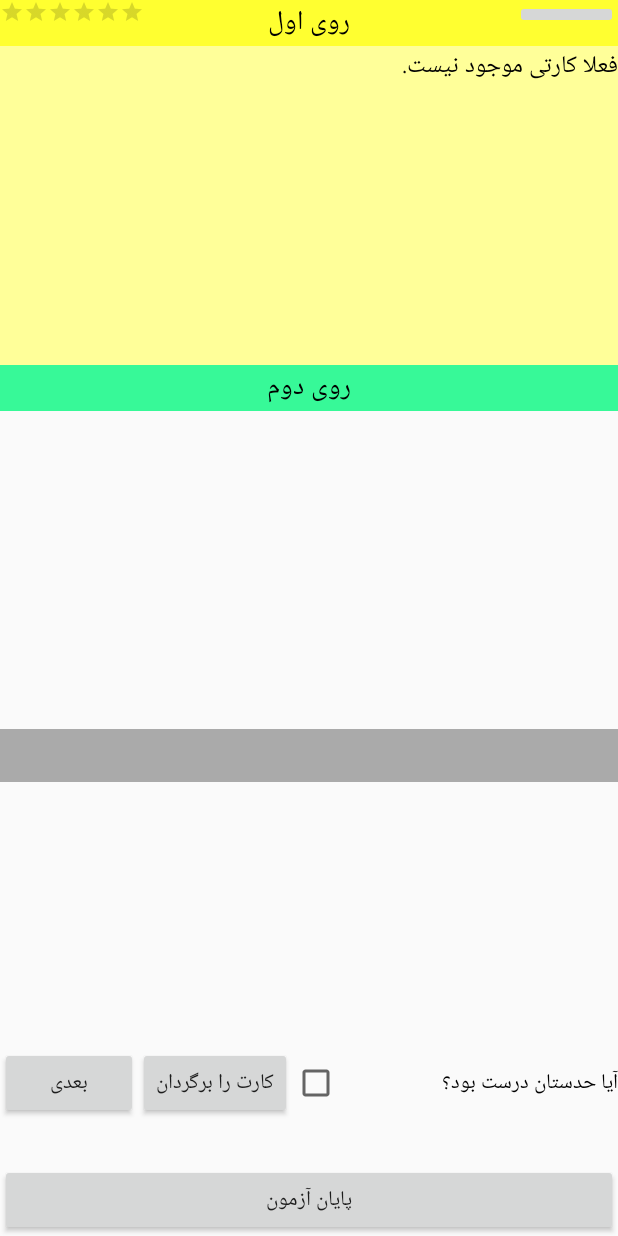
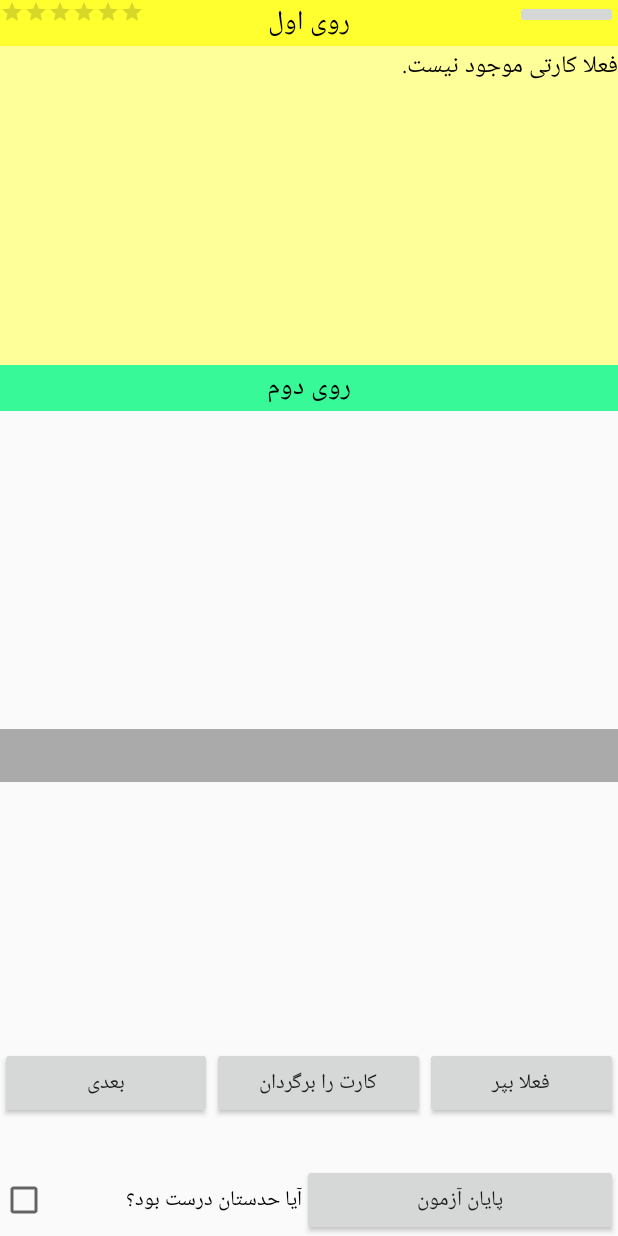
Before and after one commit to refigh/MyFlashQard, an Android app: the StudyActivity screen opened directly, with no data from a screen before it, after a tap on "بعدی", on a phone screen of 412 x 824 dp. Run offline under Robolectric (Android 15) with nearby library versions, the phone set to English and light mode, and no system bars; libraries missing offline, so code that uses them is left out: com.cloudrail.si.

Commit message:
Release 1.29: add empty Tab for labels add skip buttom (but for now, the card is just moved to end of stage)

```diff
--- a/Android/app/src/main/java/com/hamze/myflashqard/StudyActivity.java
+++ b/Android/app/src/main/java/com/hamze/myflashqard/StudyActivity.java
@@ -32,7 +32,7 @@ public class StudyActivity extends Activity {
     //----------------------------------------------------------------
     //----------------------------- Data objects
     //----------------------------------------------------------------
-    //temp_access to the flashcard collection. A single object of the class exist in application.
+    //temp_access to the flashcard collection. A single object of this class exists in application.
     private flashcard_collection my_fc_col_temp_ptr;
 
 
@@ -43,6 +43,7 @@ public class StudyActivity extends Activity {
     private Button button_close_study;
     private Button button_show;
     private Button button_next;
+    private Button button_skip;
     private ImageButton imageButton_comment;
 
     //text boxes
@@ -52,6 +53,7 @@ public class StudyActivity extends Activity {
     private TextView textView_comment;
     private TextView textView_synonym;
     private TextView textView_antonym;
+    private TextView textView_labels;
 
     //frame holder
     private TabHost tabHost;
@@ -65,7 +67,7 @@ public class StudyActivity extends Activity {
     //----------------------------------------------------------------------------------------
     //----------------------------------------------------------------------------------------
     //----------------------------------------------------------------------------------------
-    // me: always run when this GUI starts.
+    // me: always will run when this GUI starts.
     @Override
     protected void onCreate(Bundle savedInstanceState) {
         super.onCreate(savedInstanceState);
@@ -76,14 +78,14 @@ public class StudyActivity extends Activity {
         //----------------------------------------------------------------
         //in java non-primitive objects does not clone by assignment, they point to the same object.
         my_fc_col_temp_ptr = MainActivity.getFlashcard();
-        my_fc_col_temp_ptr.No_Active_card();
+        my_fc_col_temp_ptr.nullify_active_card();
 
 
         //----------------------------------------------------------------
         //----------------------------- GUI objects
         //----------------------------------------------------------------
         //show button
-        button_show = (Button) findViewById(R.id.button_show);
+        button_show = (Button) findViewById(R.id.button_show_card);
         button_show.setOnClickListener(button_show_OnClickListener);
 
         //close study button
@@ -91,8 +93,13 @@ public class StudyActivity extends Activity {
         button_close_study.setOnClickListener(button_close_study_OnClickListener);
 
         //next button
-        button_next = (Button) findViewById(R.id.button_next);
+        button_next = (Button) findViewById(R.id.button_next_card);
         button_next.setOnClickListener(button_next_OnClickListener);
+
+        //skip button
+        button_skip = (Button) findViewById(R.id.button_skip_card);
+        button_skip.setOnClickListener(button_skip_OnClickListener);
+
 
         //comment button
         imageButton_comment = (ImageButton) findViewById(R.id.imageButton_comment);
@@ -118,6 +125,11 @@ public class StudyActivity extends Activity {
 
         textView_antonym = (TextView) findViewById(R.id.textView_antonym);
         textView_antonym.setMovementMethod(new ScrollingMovementMethod());
+
+        textView_labels = (TextView) findViewById(R.id.textView_labels);
+        textView_labels.setMovementMethod(new ScrollingMovementMethod());
+
+
 
         //check box
         checkBox_correct = (CheckBox) findViewById(R.id.checkBox_correct);
@@ -175,6 +187,7 @@ public class StudyActivity extends Activity {
 
     }//onClick
 
+
     //----------------------------------------------------------------------------------------
     //----------------------------------------------------------------------------------------
     //----------------------------------------------------------------------------------------
@@ -183,9 +196,12 @@ public class StudyActivity extends Activity {
     final View.OnClickListener button_close_study_OnClickListener = new View.OnClickListener() {
         @Override
         public void onClick(final View v) {
-            //study session is closed, but the current state of my_fc_col_temp_ptr is not touched.
+            //study session is closed, but the current state of my_fc_col_temp_ptr is not touched, until
+            // manually saved, ... or to be continued.
+            // TODO: show an start to notify "unsaved session"
 
-            my_fc_col_temp_ptr.No_Active_card();
+            // deactivate the current active card
+            my_fc_col_temp_ptr.nullify_active_card();
 
             Intent returnIntent = new Intent();
             setResult(Activity.RESULT_CANCELED, returnIntent);
@@ -222,27 +238,109 @@ public class StudyActivity extends Activity {
     //----------------------------------------------------------------------------------------
     //----------------------------------------------------------------------------------------
     //----------------------------------------------------------------------------------------
+    //On click listener for skip_card
+    // postpone reviewing the active card to tomorrow.
+    final View.OnClickListener button_skip_OnClickListener = new View.OnClickListener() {
+        @Override
+        public void onClick(final View v) {
+
+            // Before go to next card, move active card to proper stage.
+            my_fc_col_temp_ptr.postpone_active_card();
+
+            // find next card
+            vocabulary_card next_card = my_fc_col_temp_ptr.find_next_active_card();
+
+            // update info of next card to GUI
+            display_card_info(next_card);
+
+            return;
+        } //onClick
+    }; //button_skip_OnClickListener
+
+
+
+    //----------------------------------------------------------------------------------------
+    //----------------------------------------------------------------------------------------
+    //----------------------------------------------------------------------------------------
     //On click listener for button_next
     // close current active card and go to next card
     final View.OnClickListener button_next_OnClickListener = new View.OnClickListener() {
         @Override
         public void onClick(final View v) {
 
-            // Before go to next card, manage current active card.
+            // Before go to next card, move current active card to new stage
             my_fc_col_temp_ptr.move_active_card(checkBox_correct.isChecked());
 
             // Find next card
-            vocabulary_card next_card = my_fc_col_temp_ptr.find_next_card();
+            vocabulary_card next_card = my_fc_col_temp_ptr.find_next_active_card();
+
+            // update info of next card to GUI
+            display_card_info(next_card);
+
+            return;
+        } //onClick
+    }; //button_next_OnClickListener
+
+
+    //----------------------------------------------------------------------------------------
+    //----------------------------------------------------------------------------------------
+    //----------------------------------------------------------------------------------------
+    //On click listener for comment button
+    //// add some user comment for active card.
+    final View.OnClickListener imageButton_comment_OnClickListener = new View.OnClickListener() {
+        @Override
+        public void onClick(final View v) {
+
+            vocabulary_card active_card = my_fc_col_temp_ptr.get_active_card();
+            if (active_card != null) {
+
+                // Set up a text input
+                final EditText input = new EditText(StudyActivity.this);
+                input.setSingleLine(false);
+                input.setLines(4);
+                input.setMaxLines(5);
+                input.setGravity(Gravity.LEFT | Gravity.TOP);
+                input.setHorizontalScrollBarEnabled(false); //this
+
+                //load the existing comment's text + pre-text for new comment into text box
+                String comment = active_card.Text_of_comments;
+                comment += ("\n\r" + "Comment for revision: ");
+                input.setText(comment);
+
+                //show a dialog to get user's comment (will be added to already loaded text)
+                new AlertDialog.Builder(StudyActivity.this)
+                        .setView(input)
+                        .setTitle("Enter your comment")
+                        //.setMessage("Enter your comment")
+                        //.setIcon(android.R.drawable.ic_dialog_alert)
+                        .setPositiveButton(android.R.string.yes, new DialogInterface.OnClickListener() {
+
+                            public void onClick(DialogInterface dialog, int whichButton) {
+                                active_card.Text_of_comments = input.getText().toString();
+                            }//onClick
+                        })
+                        .setNegativeButton(android.R.string.no, null)
+                        .show();
+            }
+
+            return;
+
+        } //onClick
+    }; //imageButton_comment_OnClickListener
+
 
     //------------------------------------------------------------
     //------------ update info of next card to GUI
     //------------------------------------------------------------
+    private void display_card_info(vocabulary_card next_card){
+
         String string_side1;
         String string_side2;
         String string_examp;
         String string_comment;
         String string_synonym;
         String string_antonym;
+        String string_labels;
         ratingBar_NumCorrect.setRating(0);
 
         // give value to strings and convert them to HTML format
@@ -253,6 +351,7 @@ public class StudyActivity extends Activity {
             string_comment = "";
             string_synonym = "";
             string_antonym = "";
+            string_labels = "";
             ratingBar_NumCorrect.setRating(0);
         } else {
             string_side1 = next_card.Text_of_First_Language;
@@ -261,6 +360,7 @@ public class StudyActivity extends Activity {
             string_comment = next_card.Text_of_comments;
             string_synonym = next_card.Text_of_synonyms;
             string_antonym = next_card.Text_of_antonyms;
+            string_labels = next_card.Text_of_labels;
             ratingBar_NumCorrect.setRating(next_card.get_stage_id_of_card(my_fc_col_temp_ptr) - 1);
         }
 
@@ -294,6 +394,9 @@ public class StudyActivity extends Activity {
         textView_antonym.setText(string_antonym);
         textView_antonym.scrollTo(0, 0);
 
+        textView_labels.setText(string_labels);
+        textView_labels.scrollTo(0, 0);
+
         // reset the check-box
         checkBox_correct.setChecked(false);
 
@@ -317,56 +420,9 @@ public class StudyActivity extends Activity {
             else
                 tv_title.setPaintFlags(tv_title.getPaintFlags() | Paint.UNDERLINE_TEXT_FLAG); // add underline
         }
-            return;
-        } //onClick
-    }; //button_next_OnClickListener
-
-
-    //----------------------------------------------------------------------------------------
-    //----------------------------------------------------------------------------------------
-    //----------------------------------------------------------------------------------------
-    //On click listener for comment button
-    //// add some user comment for currently shown card (if exist).
-    final View.OnClickListener imageButton_comment_OnClickListener = new View.OnClickListener() {
-        @Override
-        public void onClick(final View v) {
-
-            vocabulary_card active_card = my_fc_col_temp_ptr.getActive_card();
-            if (active_card != null) {
-
-                // Set up a text input
-                final EditText input = new EditText(StudyActivity.this);
-                input.setSingleLine(false);
-                input.setLines(4);
-                input.setMaxLines(5);
-                input.setGravity(Gravity.LEFT | Gravity.TOP);
-                input.setHorizontalScrollBarEnabled(false); //this
-
-                //load the existing comment's text + pre-text for new comment into text box
-                String comment = active_card.Text_of_comments;
-                comment += ("\n\r" + "Comment for revision: ");
-                input.setText(comment);
-
-                //show a dialog to get user's comment (will be added to already loaded text)
-                new AlertDialog.Builder(StudyActivity.this)
-                        .setView(input)
-                        .setTitle("Enter your comment")
-                        //.setMessage("Enter your comment")
-                        //.setIcon(android.R.drawable.ic_dialog_alert)
-                        .setPositiveButton(android.R.string.yes, new DialogInterface.OnClickListener() {
-
-                            public void onClick(DialogInterface dialog, int whichButton) {
-                                active_card.Text_of_comments = input.getText().toString() + "\n\r";
-                            }//onClick
-                        })
-                        .setNegativeButton(android.R.string.no, null)
-                        .show();
-            }
 
         return;
-
-        } //onClick
-    }; //imageButton_comment_OnClickListener
+    };
 
 
 }//class StudyActivity
--- a/Android/app/src/main/java/com/hamze/myflashqard/flashcard_collection.java
+++ b/Android/app/src/main/java/com/hamze/myflashqard/flashcard_collection.java
@@ -666,15 +666,44 @@ public class flashcard_collection {
                     dest_stage_id = 1;
             }
 
-            //move active_card to dest stage
+            //move active_card to END of dest stage (no need to sort)
             //even if it is from/to same stage, it is removed and added to put card to the end
-            stage_list[cur_stage_id].get_cards().remove(active_card); // must return true...
+            stage_list[cur_stage_id].get_cards().remove(active_card); // TODO:must return true...
             stage_list[dest_stage_id].get_cards().addLast(active_card);
             stage_list[dest_stage_id].set_Stage_type(stage.ACTIVE_STAGE); //activate the stage, if it is not.
 
-        } //manage previously shown card (active_card)
+            nullify_active_card();
+        } // if (active_card != null)
 
-    }
+    }// void move_active_card(boolean is_card_passed)
+
+
+    //----------------------------------------------------------------------------------------
+    //----------------------------------------------------------------------------------------
+    //----------------------------------------------------------------------------------------
+    // without answering, keep the active card (shown on GUI) in the same stage, but change
+    // the reviewing time-tag to be reviewed on tomorrow.
+    public void postpone_active_card(){
+
+
+        if (active_card != null) {
+
+            //String today_formatted = getToday_formatted();
+
+            int cur_stage_id = active_card.get_stage_id_of_card(this);
+            stage_list[cur_stage_id].get_cards().remove(active_card);
+
+            // TODO: for now, I just move it to end, but
+            // 1- time-tag to be set to be review on tomorrow
+            // 2- insert the card into a sorted array
+            stage_list[cur_stage_id].get_cards().addLast(active_card);
+
+
+            nullify_active_card();
+        } //if (active_card != null)
+
+    }//void postpone_active_card()
+
 
 
     //----------------------------------------------------------------------------------------
@@ -689,7 +718,7 @@ public class flashcard_collection {
     No card will be selected from final stage (finish stage). Then search is started from stage
     before to last
     */
-    public vocabulary_card find_next_card(){
+    public vocabulary_card find_next_active_card(){
 
         vocabulary_card next_card = null;
         int stage_id = getMaxStageNum() - 2; // sweeping all stages from end to start
@@ -829,12 +858,12 @@ public class flashcard_collection {
     }
 
     //get already active card (without searching)
-    public vocabulary_card getActive_card() {
+    public vocabulary_card get_active_card() {
         return active_card;
     }
 
     //clear active card
-    public void No_Active_card() {
+    public void nullify_active_card() {
         active_card = null;
     }
 
--- a/Android/app/src/main/java/com/hamze/myflashqard/vocabulary_card.java
+++ b/Android/app/src/main/java/com/hamze/myflashqard/vocabulary_card.java
@@ -19,6 +19,7 @@ public class vocabulary_card {
     public String Text_of_comments;
     public String Text_of_synonyms;
     public String Text_of_antonyms;
+    public String Text_of_labels;
     public statistics The_statistics;
 
     //----------------------------------------------------------------------------------------
@@ -37,6 +38,7 @@ public class vocabulary_card {
         Text_of_comments = "";
         Text_of_synonyms = "";
         Text_of_antonyms = "";
+        Text_of_labels = "No label for now!";
         The_statistics = new statistics();
     }
 
--- a/Android/app/src/main/res/layout/activity_main.xml
+++ b/Android/app/src/main/res/layout/activity_main.xml
@@ -267,7 +267,7 @@
         android:editable="false"
         android:ems="10"
         android:inputType="textPersonName"
-        android:text="بدون اجازه منتشر نشود. نسخه 1.28" />
+        android:text="بدون اجازه منتشر نشود. نسخه 1.29" />
 
 
 </LinearLayout>
--- a/Android/app/src/main/res/layout/activity_study.xml
+++ b/Android/app/src/main/res/layout/activity_study.xml
@@ -136,10 +136,18 @@
                     android:text="مترادف" />
 
                 <TextView
+                android:layout_width="wrap_content"
+                android:layout_height="match_parent"
+                android:tag="tab3"
+                android:text="متضاد" />
+
+
+                <TextView
                     android:layout_width="wrap_content"
                     android:layout_height="match_parent"
-                    android:tag="tab3"
-                    android:text="متضاد" />
+                    android:tag="tab4"
+                    android:text="برچسب ها" />
+
 
             </TabWidget>
 
@@ -149,7 +157,7 @@
                 android:layout_height="match_parent"
                 android:layout_weight="1">
 
-                <!--tab1-->
+                <!--tab0-->
                 <TextView
                     android:id="@+id/textView_example"
                     android:layout_width="match_parent"
@@ -160,7 +168,7 @@
                     android:textColor="#000"
                     android:textSize="16sp" />
 
-                <!--tab2-->
+                <!--tab1-->
                 <TextView
                     android:id="@+id/textView_comment"
                     android:layout_width="match_parent"
@@ -171,7 +179,7 @@
                     android:textColor="#000"
                     android:textSize="16sp" />
 
-                <!--tab3-->
+                <!--tab2-->
                 <TextView
                     android:id="@+id/textView_synonym"
                     android:layout_width="match_parent"
@@ -182,9 +190,20 @@
                     android:textColor="#000"
                     android:textSize="16sp" />
 
+                <!--tab3-->
+                <TextView
+                    android:id="@+id/textView_antonym"
+                    android:layout_width="match_parent"
+                    android:layout_height="match_parent"
+                    android:background="#DCDCDC"
+                    android:scrollbars="vertical"
+                    android:text=""
+                    android:textColor="#000"
+                    android:textSize="16sp" />
+
                 <!--tab4-->
                 <TextView
-                    android:id="@+id/textView_antonym"
+                    android:id="@+id/textView_labels"
                     android:layout_width="match_parent"
                     android:layout_height="match_parent"
                     android:background="#DCDCDC"
@@ -203,24 +222,27 @@
         android:layout_height="wrap_content">
 
         <Button
-            android:id="@+id/button_next"
+            android:id="@+id/button_next_card"
             android:layout_width="wrap_content"
             android:layout_height="wrap_content"
-            android:layout_weight="0.04"
+            android:layout_weight="0.40"
             android:text="بعدی" />
 
         <Button
-            android:id="@+id/button_show"
+            android:id="@+id/button_show_card"
             android:layout_width="wrap_content"
             android:layout_height="wrap_content"
+            android:layout_weight="0.30"
             android:text="کارت را برگردان" />
 
-        <CheckBox
-            android:id="@+id/checkBox_correct"
+        <Button
+            android:id="@+id/button_skip_card"
             android:layout_width="wrap_content"
             android:layout_height="wrap_content"
-            android:layout_weight="0.60"
-            android:text="آیا حدستان درست بود؟" />
+            android:layout_weight="0.30"
+            android:text="فعلا بپر" />
+
+
     </TableRow>
 
     <TableRow
@@ -229,9 +251,26 @@
 
     </TableRow>
 
-    <Button
-        android:id="@+id/button_close_study"
+    <TableRow
         android:layout_width="match_parent"
-        android:layout_height="wrap_content"
-        android:text="پایان آزمون" />
+        android:layout_height="wrap_content">
+
+        <CheckBox
+            android:id="@+id/checkBox_correct"
+            android:layout_width="wrap_content"
+            android:layout_height="wrap_content"
+            android:layout_weight="0.30"
+            android:text="آیا حدستان درست بود؟" />
+
+        <Button
+          android:id="@+id/button_close_study"
+            android:layout_width="wrap_content"
+            android:layout_height="wrap_content"
+            android:layout_weight="0.70"
+          android:text="پایان آزمون" />
+
+
+
+    </TableRow>
+
 </LinearLayout>
```
Lines whose indentation alone changed are shown as unchanged.
